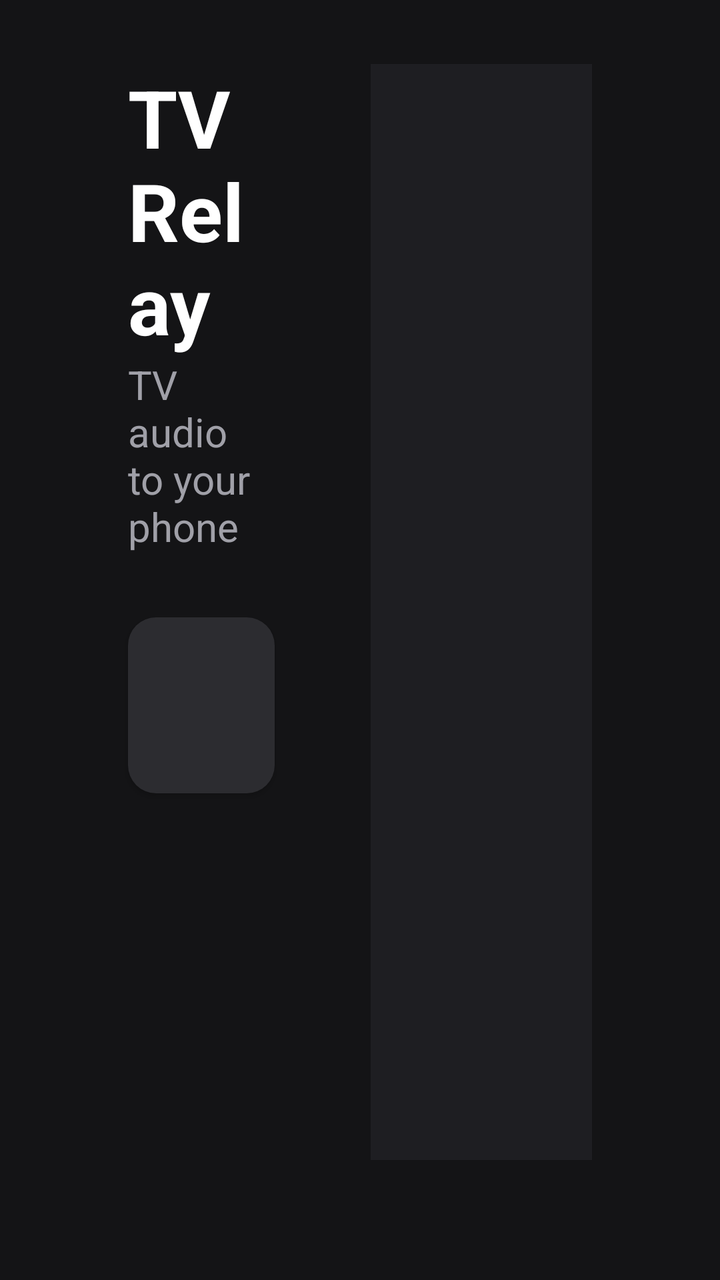
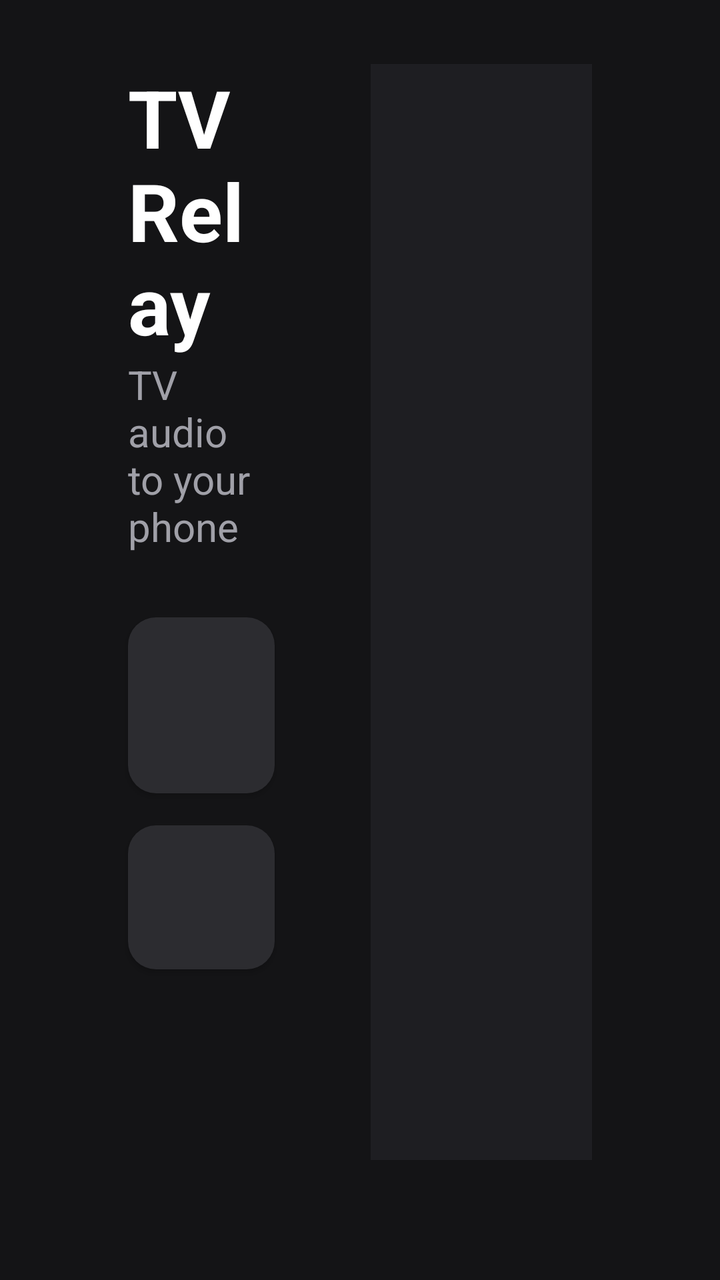

An Android layout rendered at two revisions. The XML below is the earlier revision; the diff shows what the commit changed to produce the second picture.
<!-- AndroidManifest.xml: activity theme android:Theme.DeviceDefault.NoActionBar -->
<!-- res/layout/activity_tv.xml -->
<?xml version="1.0" encoding="utf-8"?>
<FrameLayout xmlns:android="http://schemas.android.com/apk/res/android"
    android:layout_width="match_parent"
    android:layout_height="match_parent"
    android:background="#141416">

    <LinearLayout
        android:layout_width="match_parent"
        android:layout_height="match_parent"
        android:clipChildren="false"
        android:clipToPadding="false"
        android:orientation="horizontal"
        android:paddingLeft="64dp"
        android:paddingTop="32dp"
        android:paddingRight="64dp"
        android:paddingBottom="60dp">

        <LinearLayout
            android:layout_width="0dp"
            android:layout_height="match_parent"
            android:layout_weight="2"
            android:clipChildren="false"
            android:clipToPadding="false"
            android:orientation="vertical">

            <TextView
                android:layout_width="wrap_content"
                android:layout_height="wrap_content"
                android:text="@string/app_name"
                android:textColor="#FFFFFF"
                android:textSize="40sp"
                android:textStyle="bold" />

            <TextView
                android:layout_width="wrap_content"
                android:layout_height="wrap_content"
                android:layout_marginBottom="16dp"
                android:text="TV audio to your phone"
                android:textColor="#A0A0A8"
                android:textSize="20sp" />

            <Button
                android:id="@+id/toggle"
                style="@style/TvButton"
                android:minHeight="88dp"
                android:textSize="28sp"
                android:textStyle="bold" />

            
            <TextView
                android:id="@+id/kodi"
                android:layout_width="wrap_content"
                android:layout_height="wrap_content"
                android:layout_marginTop="16dp"
                android:paddingLeft="12dp"
                android:textColor="#8E8E96"
                android:textSize="16sp" />
        </LinearLayout>

        <LinearLayout
            android:layout_width="0dp"
            android:layout_height="match_parent"
            android:layout_marginLeft="48dp"
            android:layout_weight="3"
            android:background="#1E1E22"
            android:orientation="vertical"
            android:padding="32dp">

            <TextView
                android:id="@+id/state"
                android:layout_width="match_parent"
                android:layout_height="wrap_content"
                android:textColor="#FFFFFF"
                android:textSize="34sp"
                android:textStyle="bold" />

            <TextView
                android:id="@+id/detail"
                android:layout_width="match_parent"
                android:layout_height="wrap_content"
                android:layout_marginTop="12dp"
                android:textColor="#C8C8D0"
                android:textSize="22sp" />

            <View
                android:layout_width="match_parent"
                android:layout_height="0dp"
                android:layout_weight="1" />

            <TextView
                android:id="@+id/hint"
                android:layout_width="match_parent"
                android:layout_height="wrap_content"
                android:textColor="#8E8E96"
                android:textSize="20sp" />
        </LinearLayout>
    </LinearLayout>

    <LinearLayout
        android:layout_width="wrap_content"
        android:layout_height="wrap_content"
        android:layout_gravity="bottom|start"
        android:layout_margin="8dp"
        android:orientation="horizontal">

        
        <TextView
            android:id="@+id/ip"
            android:layout_width="wrap_content"
            android:layout_height="wrap_content"
            android:paddingLeft="12dp"
            android:paddingTop="6dp"
            android:paddingRight="12dp"
            android:paddingBottom="6dp"
            android:textColor="#8E8E96"
            android:textSize="16sp" />

        
        <TextView
            android:id="@+id/advanced"
            android:layout_width="wrap_content"
            android:layout_height="wrap_content"
            android:layout_marginLeft="8dp"
            android:background="@drawable/tv_chip"
            android:focusable="true"
            android:paddingLeft="12dp"
            android:paddingTop="6dp"
            android:paddingRight="12dp"
            android:paddingBottom="6dp"
            android:textColor="@color/tv_chip_text"
            android:textSize="16sp" />
    </LinearLayout>

    
    <TextView
        android:id="@+id/version"
        android:layout_width="wrap_content"
        android:layout_height="wrap_content"
        android:layout_gravity="bottom|end"
        android:layout_margin="8dp"
        android:background="@drawable/tv_chip"
        android:paddingLeft="12dp"
        android:paddingTop="6dp"
        android:paddingRight="12dp"
        android:paddingBottom="6dp"
        android:textColor="@color/tv_chip_text"
        android:textSize="16sp" />
</FrameLayout>
<!-- resources referenced by this layout -->
<resources>
  <!-- drawable tv_chip (drawable) -->
  <?xml version="1.0" encoding="utf-8"?>
  <selector xmlns:android="http://schemas.android.com/apk/res/android">
      <item android:state_focused="true">
          <shape android:shape="rectangle">
              <corners android:radius="10dp" />
              <solid android:color="#3D8BFF" />
              <stroke android:width="2dp" android:color="#FFFFFF" />
          </shape>
      </item>
      <item android:drawable="@android:color/transparent" />
  </selector>
  <string name="app_name">TV Relay</string>
  <style name="TvButton">
          <item name="android:layout_width">match_parent</item>
          <item name="android:layout_height">wrap_content</item>
          <item name="android:layout_marginTop">16dp</item>
          <item name="android:minHeight">72dp</item>
          <item name="android:background">@drawable/tv_button</item>
          <item name="android:textColor">#FFFFFF</item>
          <item name="android:textSize">22sp</item>
          <item name="android:textAllCaps">false</item>
          <item name="android:paddingLeft">24dp</item>
          <item name="android:paddingRight">24dp</item>
          <item name="android:focusable">true</item>
      </style>
  <!-- drawable tv_button (drawable) -->
  <?xml version="1.0" encoding="utf-8"?>
  <selector xmlns:android="http://schemas.android.com/apk/res/android">
      <item android:state_focused="true">
          <shape android:shape="rectangle">
              <corners android:radius="14dp" />
              <solid android:color="#3D8BFF" />
              <stroke android:width="3dp" android:color="#FFFFFF" />
          </shape>
      </item>
      <item android:state_pressed="true">
          <shape android:shape="rectangle">
              <corners android:radius="14dp" />
              <solid android:color="#2A6AD0" />
          </shape>
      </item>
      <item>
          <shape android:shape="rectangle">
              <corners android:radius="14dp" />
              <solid android:color="#2C2C30" />
          </shape>
      </item>
  </selector>
</resources>

<!-- the commit's change to res/layout/activity_tv.xml (unified diff, before → after) -->
@@ -47,14 +47,9 @@
                 android:textStyle="bold" />
 
             
-            <TextView
-                android:id="@+id/kodi"
-                android:layout_width="wrap_content"
-                android:layout_height="wrap_content"
-                android:layout_marginTop="16dp"
-                android:paddingLeft="12dp"
-                android:textColor="#8E8E96"
-                android:textSize="16sp" />
+            <Button
+                android:id="@+id/startMode"
+                style="@style/TvButton" />
         </LinearLayout>
 
         <LinearLayout
@@ -117,7 +112,7 @@
 
         
         <TextView
-            android:id="@+id/advanced"
+            android:id="@+id/kodi"
             android:layout_width="wrap_content"
             android:layout_height="wrap_content"
             android:layout_marginLeft="8dp"
